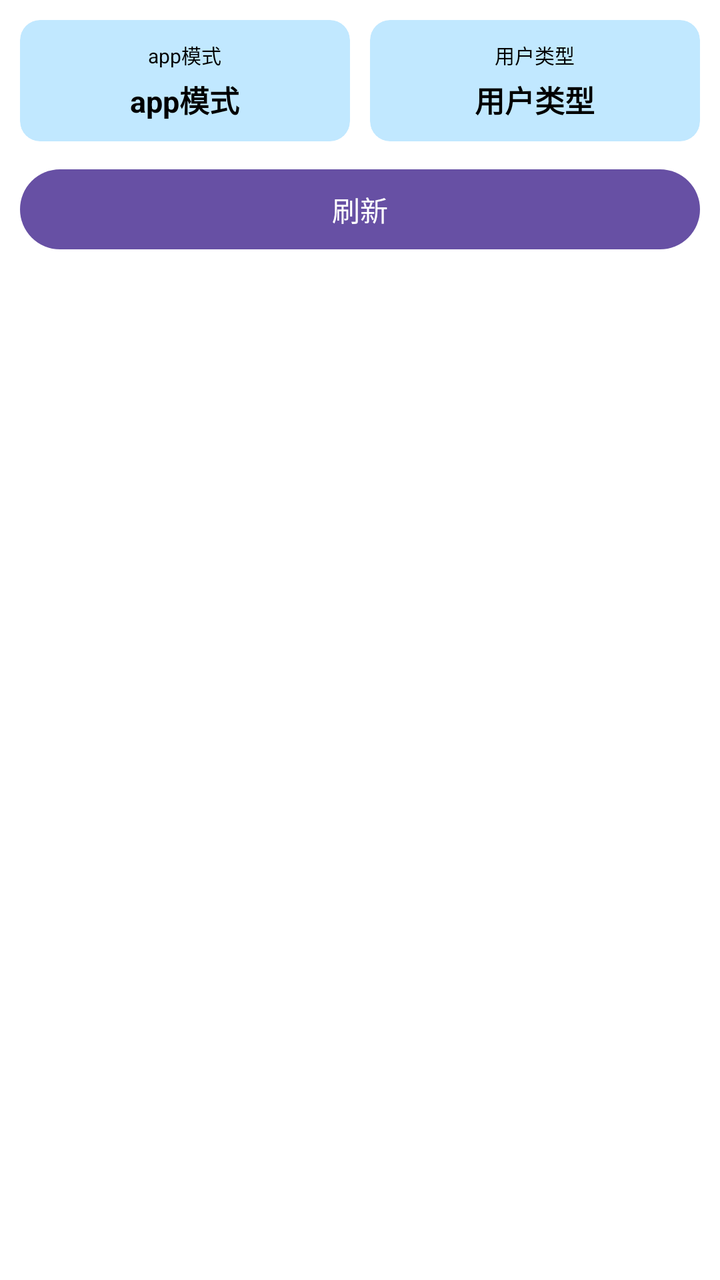
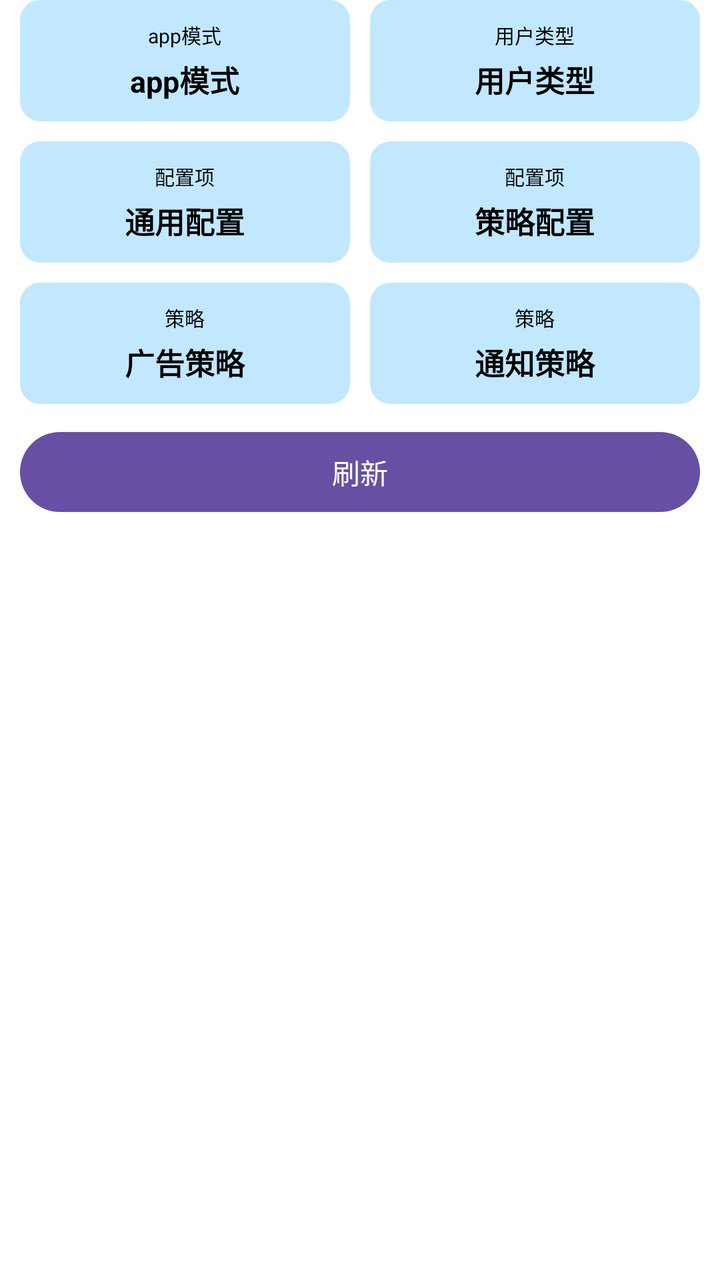

The first picture is an Android layout as it rendered before a commit; the second is the same layout after the commit. The layout source and the unified diff follow.
<!-- AndroidManifest.xml: another module's application theme Theme.Mar2SDK -->
<!-- res/layout/activity_debug.xml -->
<?xml version="1.0" encoding="utf-8"?>
<LinearLayout
    xmlns:android="http://schemas.android.com/apk/res/android"
    xmlns:app="http://schemas.android.com/apk/res-auto"
    xmlns:tools="http://schemas.android.com/tools"
    android:id="@+id/main"
    android:orientation="vertical"
    android:background="@android:color/background_light"
    android:layout_width="match_parent"
    android:layout_height="match_parent"
    tools:context=".DebugActivity">

    <LinearLayout
        android:orientation="horizontal"
        android:padding="10dp"
        android:layout_width="match_parent"
        android:layout_height="wrap_content">
        <androidx.cardview.widget.CardView
            app:cardCornerRadius="10dp"
            app:cardElevation="0dp"
            app:cardBackgroundColor="@android:color/system_accent1_100"
            android:layout_weight="1"
            android:layout_width="match_parent"
            android:layout_height="wrap_content">
            <LinearLayout
                android:padding="10dp"
                android:orientation="vertical"
                android:layout_width="match_parent"
                android:layout_height="match_parent">
                <TextView
                    android:text="app模式"

                    android:textColor="@android:color/black"
                    android:textSize="10sp"
                    android:gravity="center"
                    android:layout_width="match_parent"
                    android:layout_height="wrap_content"/>
                <TextView
                    android:id="@+id/app_mod"
                    android:layout_marginTop="4dp"
                    android:text="app模式"
                    android:textStyle="bold"
                    android:textColor="@android:color/black"
                    android:textSize="15sp"
                    android:gravity="center"
                    android:layout_width="match_parent"
                    android:layout_height="wrap_content"/>
            </LinearLayout>
        </androidx.cardview.widget.CardView>

        <View
            android:layout_width="10dp"
            android:layout_height="0dp"/>

        <androidx.cardview.widget.CardView
            app:cardCornerRadius="10dp"
            app:cardElevation="0dp"
            app:cardBackgroundColor="@android:color/system_accent1_100"
            android:layout_weight="1"
            android:layout_width="match_parent"
            android:layout_height="wrap_content">
            <LinearLayout
                android:padding="10dp"
                android:orientation="vertical"
                android:layout_width="match_parent"
                android:layout_height="match_parent">
                <TextView
                    android:text="用户类型"
                    android:textColor="@android:color/black"
                    android:textSize="10sp"
                    android:gravity="center"
                    android:layout_width="match_parent"
                    android:layout_height="wrap_content"/>
                <TextView
                    android:id="@+id/user_type"
                    android:layout_marginTop="4dp"
                    android:text="用户类型"
                    android:textStyle="bold"
                    android:textColor="@android:color/black"
                    android:textSize="15sp"
                    android:gravity="center"
                    android:layout_width="match_parent"
                    android:layout_height="wrap_content"/>
            </LinearLayout>
        </androidx.cardview.widget.CardView>
    </LinearLayout>
    <Button
        android:id="@+id/refresh_btn"
        android:text="刷新"
        android:layout_marginHorizontal="10dp"
        android:layout_width="match_parent"
        android:layout_height="wrap_content"/>

</LinearLayout>
<!-- resources referenced by this layout -->
<resources>
  <style name="Theme.Mar2SDK" parent="Base.Theme.Mar2SDK" />
  <style name="Base.Theme.Mar2SDK" parent="Theme.Material3.DayNight.NoActionBar">
          
          
      </style>
</resources>

<!-- the commit's change to res/layout/activity_debug.xml (unified diff, before → after) -->
@@ -12,7 +12,7 @@
 
     <LinearLayout
         android:orientation="horizontal"
-        android:padding="10dp"
+        android:paddingHorizontal="10dp"
         android:layout_width="match_parent"
         android:layout_height="wrap_content">
         <androidx.cardview.widget.CardView
@@ -84,9 +84,159 @@
             </LinearLayout>
         </androidx.cardview.widget.CardView>
     </LinearLayout>
+
+    <LinearLayout
+        android:orientation="horizontal"
+        android:layout_marginTop="10dp"
+        android:paddingHorizontal="10dp"
+        android:layout_width="match_parent"
+        android:layout_height="wrap_content">
+        <androidx.cardview.widget.CardView
+            app:cardCornerRadius="10dp"
+            app:cardElevation="0dp"
+            app:cardBackgroundColor="@android:color/system_accent1_100"
+            android:layout_weight="1"
+            android:layout_width="match_parent"
+            android:layout_height="wrap_content">
+            <LinearLayout
+                android:padding="10dp"
+                android:orientation="vertical"
+                android:layout_width="match_parent"
+                android:layout_height="match_parent">
+                <TextView
+                    android:text="配置项"
+                    android:textColor="@android:color/black"
+                    android:textSize="10sp"
+                    android:gravity="center"
+                    android:layout_width="match_parent"
+                    android:layout_height="wrap_content"/>
+                <TextView
+                    android:layout_marginTop="4dp"
+                    android:text="通用配置"
+                    android:textStyle="bold"
+                    android:textColor="@android:color/black"
+                    android:textSize="15sp"
+                    android:gravity="center"
+                    android:layout_width="match_parent"
+                    android:layout_height="wrap_content"/>
+            </LinearLayout>
+        </androidx.cardview.widget.CardView>
+
+        <View
+            android:layout_width="10dp"
+            android:layout_height="0dp"/>
+
+        <androidx.cardview.widget.CardView
+            app:cardCornerRadius="10dp"
+            app:cardElevation="0dp"
+            app:cardBackgroundColor="@android:color/system_accent1_100"
+            android:layout_weight="1"
+            android:layout_width="match_parent"
+            android:layout_height="wrap_content">
+            <LinearLayout
+                android:padding="10dp"
+                android:orientation="vertical"
+                android:layout_width="match_parent"
+                android:layout_height="match_parent">
+                <TextView
+                    android:text="配置项"
+                    android:textColor="@android:color/black"
+                    android:textSize="10sp"
+                    android:gravity="center"
+                    android:layout_width="match_parent"
+                    android:layout_height="wrap_content"/>
+                <TextView
+                    android:layout_marginTop="4dp"
+                    android:text="策略配置"
+                    android:textStyle="bold"
+                    android:textColor="@android:color/black"
+                    android:textSize="15sp"
+                    android:gravity="center"
+                    android:layout_width="match_parent"
+                    android:layout_height="wrap_content"/>
+            </LinearLayout>
+        </androidx.cardview.widget.CardView>
+    </LinearLayout>
+
+    <LinearLayout
+        android:orientation="horizontal"
+        android:layout_marginTop="10dp"
+        android:paddingHorizontal="10dp"
+        android:layout_width="match_parent"
+        android:layout_height="wrap_content">
+        <androidx.cardview.widget.CardView
+            app:cardCornerRadius="10dp"
+            app:cardElevation="0dp"
+            app:cardBackgroundColor="@android:color/system_accent1_100"
+            android:layout_weight="1"
+            android:layout_width="match_parent"
+            android:layout_height="wrap_content">
+            <LinearLayout
+                android:padding="10dp"
+                android:orientation="vertical"
+                android:layout_width="match_parent"
+                android:layout_height="match_parent">
+                <TextView
+                    android:text="策略"
+                    android:textColor="@android:color/black"
+                    android:textSize="10sp"
+                    android:gravity="center"
+                    android:layout_width="match_parent"
+                    android:layout_height="wrap_content"/>
+                <TextView
+                    android:layout_marginTop="4dp"
+                    android:text="广告策略"
+                    android:textStyle="bold"
+                    android:textColor="@android:color/black"
+                    android:textSize="15sp"
+                    android:gravity="center"
+                    android:layout_width="match_parent"
+                    android:layout_height="wrap_content"/>
+            </LinearLayout>
+        </androidx.cardview.widget.CardView>
+
+        <View
+            android:layout_width="10dp"
+            android:layout_height="0dp"/>
+
+        <androidx.cardview.widget.CardView
+            app:cardCornerRadius="10dp"
+            app:cardElevation="0dp"
+            app:cardBackgroundColor="@android:color/system_accent1_100"
+            android:layout_weight="1"
+            android:layout_width="match_parent"
+            android:layout_height="wrap_content">
+            <LinearLayout
+                android:padding="10dp"
+                android:orientation="vertical"
+                android:layout_width="match_parent"
+                android:layout_height="match_parent">
+
+                <TextView
+                    android:layout_width="match_parent"
+                    android:layout_height="wrap_content"
+                    android:gravity="center"
+                    android:text="策略"
+                    android:textColor="@android:color/black"
+                    android:textSize="10sp" />
+
+                <TextView
+                    android:layout_marginTop="4dp"
+                    android:text="通知策略"
+                    android:textStyle="bold"
+                    android:textColor="@android:color/black"
+                    android:textSize="15sp"
+                    android:gravity="center"
+                    android:layout_width="match_parent"
+                    android:layout_height="wrap_content"/>
+            </LinearLayout>
+        </androidx.cardview.widget.CardView>
+    </LinearLayout>
+
     <Button
         android:id="@+id/refresh_btn"
         android:text="刷新"
+        android:layout_marginTop="10dp"
         android:layout_marginHorizontal="10dp"
         android:layout_width="match_parent"
         android:layout_height="wrap_content"/>
